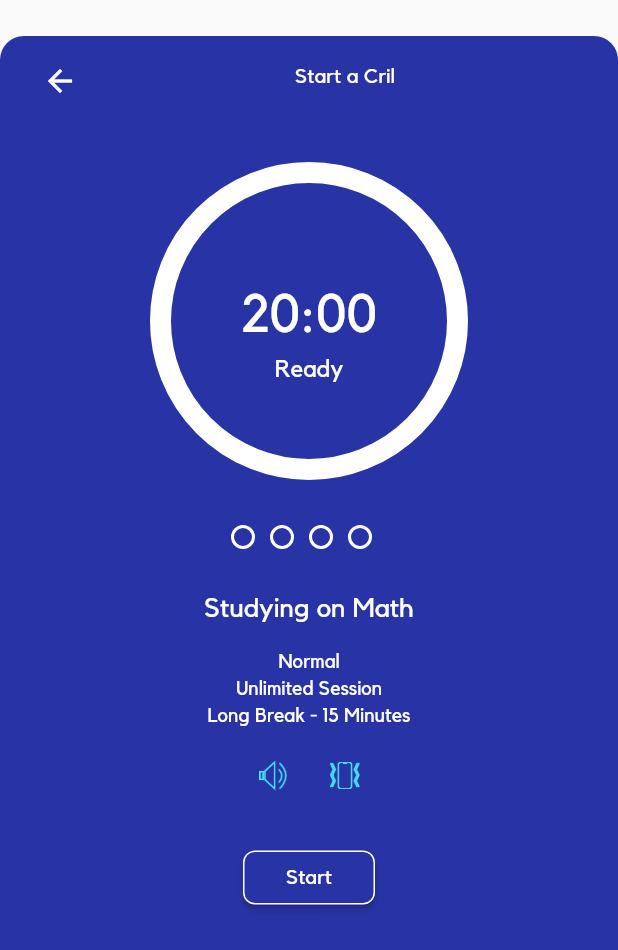
After one commit to alicanbozkurt/pomo-cril, a Flutter app: the PomoTracker screen opened directly, on a phone screen of 412 x 824 dp. The commit adds this screen. Shown: the top 950 px of the screen. Run offline on Flutter 3.47's test engine with Material 2 defaults, Android fonts, the phone set to English and light mode, and no system bars.

Commit message:
add pomo tracker

```diff
--- /dev/null
+++ b/lib/widget/custom/crtimer.dart
@@ -0,0 +1,32 @@
+import 'package:flutter/material.dart';
+import 'package:flutter/widgets.dart';
+import 'package:pomodoro_apps/utils/color_utils.dart';
+
+class CRTimer extends StatefulWidget{
+  final List<Widget> children;
+  CRTimer({this.children});
+
+  @override
+  State<StatefulWidget> createState() => CRTimerState();
+
+}
+
+class CRTimerState extends State<CRTimer>{
+  @override
+  Widget build(BuildContext context) {
+    return Container(
+      width: 212,
+      height: 212,
+      decoration: BoxDecoration(
+        shape: BoxShape.circle,
+        color: ColorUtils.blue_app,
+        border: Border.all(color: Colors.white, width: 14)
+      ),
+      child: Column(
+        mainAxisAlignment: MainAxisAlignment.center,
+        children: widget.children
+      ),
+    );
+  }
+
+}
--- a/lib/widget/pomo/Pomo.dart
+++ b/lib/widget/pomo/Pomo.dart
@@ -1,9 +1,11 @@
 import 'package:flutter/material.dart';
 import 'package:flutter/widgets.dart';
+import 'package:pomodoro_apps/utils/animation.dart';
 import 'package:pomodoro_apps/utils/color_utils.dart';
 import 'package:pomodoro_apps/utils/constants.dart';
 import 'package:pomodoro_apps/widget/custom/crbutton.dart';
 import 'package:pomodoro_apps/widget/custom/critem.dart';
+import 'package:pomodoro_apps/widget/pomo/pomo_tracker.dart';
 
 class Pomo extends StatefulWidget {
   @override
@@ -217,7 +219,11 @@ class PomoState extends State<Pomo> {
                             mainAxisSize: MainAxisSize.min,
                             mainAxisAlignment: MainAxisAlignment.center,
                             children:<Widget>[
-                          CRButton(text: "Submit",)
+                          CRButton(text: "Submit", onClick: (){
+                            Navigator.push(context, SlideTopRoute(
+                              page: PomoTracker()
+                            ));
+                          },)
                           ]
                         )
                        )
--- /dev/null
+++ b/lib/widget/pomo/pomo_tracker.dart
@@ -0,0 +1,156 @@
+import 'package:flutter/material.dart';
+import 'package:pomodoro_apps/utils/color_utils.dart';
+import 'package:pomodoro_apps/utils/constants.dart';
+import 'package:pomodoro_apps/widget/custom/crbutton.dart';
+import 'package:pomodoro_apps/widget/custom/crtimer.dart';
+
+class PomoTracker extends StatefulWidget{
+  @override
+  State<StatefulWidget> createState() => PomoTrackerState();
+
+}
+
+class PomoTrackerState extends State<PomoTracker>{
+  @override
+  Widget build(BuildContext context) {
+    return Scaffold(
+        body: Container(
+            margin: EdgeInsets.only(top: 24),
+            height: MediaQuery.of(context).size.height,
+            child: Column(children: <Widget>[
+              Container(
+                height: 54,
+                padding: EdgeInsets.only(left: 16, right: 16, top: 10, bottom: 10),
+                decoration: BoxDecoration(
+                    color: ColorUtils.blue_app,
+                    borderRadius: BorderRadius.only(
+                        topLeft: Radius.circular(16),
+                        topRight: Radius.circular(16))),
+                child:
+                Row(
+                  mainAxisAlignment: MainAxisAlignment.center ,
+                  children: <Widget>[
+                    IconButton(icon: Icon(Icons.arrow_back, color: Colors.white), onPressed: (){
+                      Navigator.of(context).pop();
+                    }),
+                    Expanded(
+                      child:Text("Start a Cril", textAlign: TextAlign.center, style: TextStyle(fontFamily: Constants.font, fontSize: 14, color: Colors.white),)
+                    )
+
+                  ],
+                ),
+              ),
+              Flexible(
+                child: Container(
+                  color: ColorUtils.blue_app,
+                  child: ListView(
+                    children: <Widget>[
+                      Padding(
+                        padding:EdgeInsets.only(top: 30, bottom: 30),
+                        child:
+                        CRTimer(children: <Widget>[
+                          Padding(padding:EdgeInsets.only(top: 20, bottom: 10), child: Text("20:00", style: TextStyle(fontFamily: Constants.font, fontSize: 35, color: Colors.white))),
+                          Text("Ready", style: TextStyle(fontFamily: Constants.font, fontSize: 16, color: Colors.white),),
+                        ])
+                      ),
+                      dotIndicator(),
+                      textCril(),
+                      Padding(padding: EdgeInsets.only(bottom: 5), child:Text("Normal", textAlign: TextAlign.center,style: TextStyle(fontFamily: Constants.font, fontSize: 13, color: Colors.white))),
+                      Padding(padding: EdgeInsets.only(bottom: 5), child:Text("Unlimited Session", textAlign: TextAlign.center,style: TextStyle(fontFamily: Constants.font, fontSize: 13, color: Colors.white))),
+                      Padding(padding: EdgeInsets.only(bottom: 10), child:Text("Long Break - 15 Minutes", textAlign: TextAlign.center,style: TextStyle(fontFamily: Constants.font, fontSize: 13, color: Colors.white))),
+                      buttonControl(),
+                      Padding(padding: EdgeInsets.only(top:20, bottom: 5), child:
+                      Row(
+                            mainAxisSize: MainAxisSize.min,
+                            mainAxisAlignment: MainAxisAlignment.center,
+                            children:<Widget>[
+                            CRButton(text: "Start",)
+                            ]
+                      )
+                      )
+                    ],
+                  ),
+                )
+              )
+
+              ]
+            )
+      ),
+    );
+  }
+
+  Widget dotIndicator(){
+    return Row(
+      mainAxisAlignment: MainAxisAlignment.center,
+      children: <Widget>[
+
+        Padding(padding: EdgeInsets.only(right: 10),
+        child:Container(
+          width: 16,
+          height: 16,
+          decoration: BoxDecoration(
+            shape: BoxShape.circle,
+            border: Border.all(color: Colors.white, width: 2),
+          ),
+        )
+        ),
+        Padding(padding: EdgeInsets.only(right: 10),
+        child:Container(
+          width: 16,
+          height: 16,
+          decoration: BoxDecoration(
+            shape: BoxShape.circle,
+            border: Border.all(color: Colors.white, width: 2),
+          ),
+        )
+        ),
+        Padding(padding: EdgeInsets.only(right: 10),
+        child:Container(
+          width: 16,
+          height: 16,
+          decoration: BoxDecoration(
+            shape: BoxShape.circle,
+            border: Border.all(color: Colors.white, width: 2),
+          ),
+        )
+        ),
+        Padding(padding: EdgeInsets.only(right: 10),
+        child:Container(
+          width: 16,
+          height: 16,
+          decoration: BoxDecoration(
+            shape: BoxShape.circle,
+            border: Border.all(color: Colors.white, width: 2),
+          ),
+        )
+        )
+
+
+
+      ],
+    );
+  }
+
+  Widget textCril(){
+    return Padding(
+      padding: EdgeInsets.only(top: 30, bottom: 20),
+      child: Text("Studying on Math", textAlign: TextAlign.center,style: TextStyle(fontFamily: Constants.font, fontSize: 18, color: Colors.white),),
+    );
+  }
+
+  Widget buttonControl(){
+    return Row(
+      mainAxisAlignment: MainAxisAlignment.center,
+      children: <Widget>[
+        IconButton(
+          icon: Image.asset("assets/img/icon_ringer.png", width: 20, height: 20,),
+          onPressed: (){},
+        ),
+        IconButton(
+          icon: Image.asset("assets/img/icon_vibrate.png", width: 20, height: 20,),
+          onPressed: (){},
+        ),
+      ],
+    );
+  }
+}
```
Also changed, not shown: assets/img/icon_ringer.png (added), assets/img/icon_vibrate.png (added).
